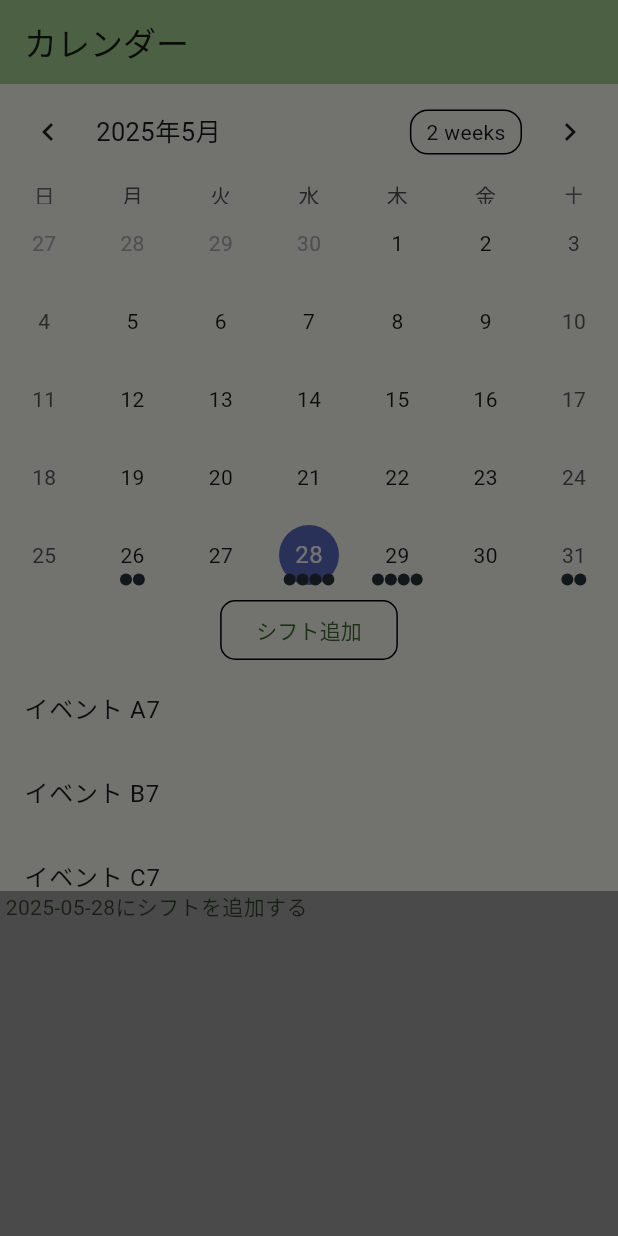
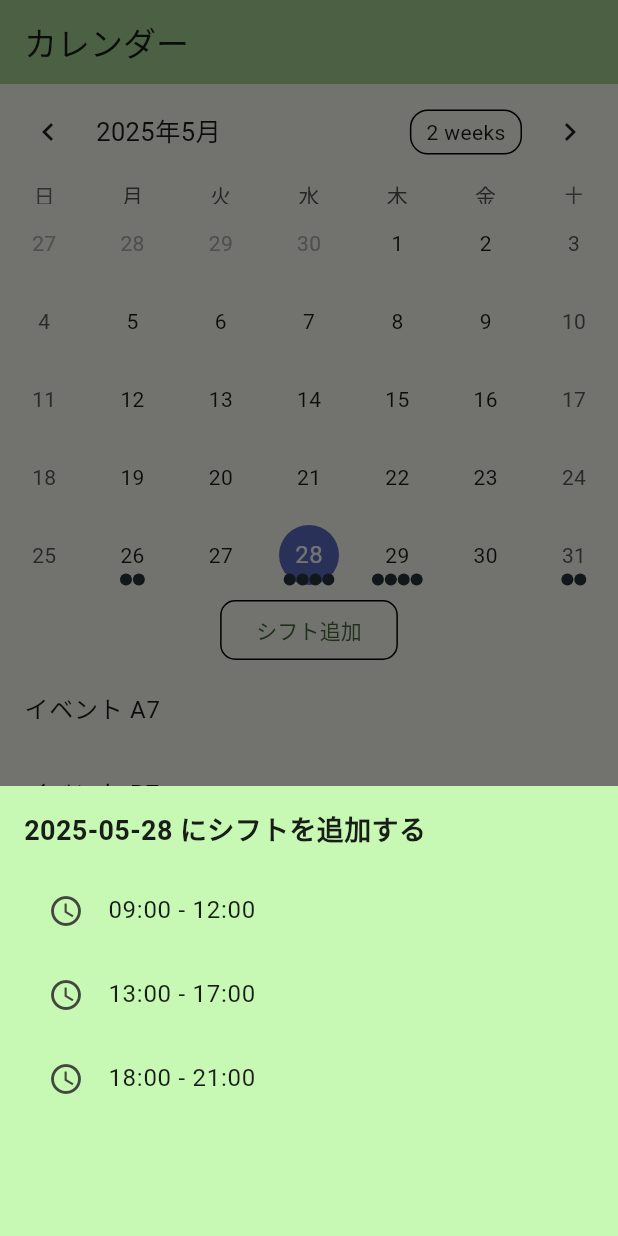
Before and after one commit to KotaWata223/flutter_application, a Flutter app: the HomePage screen opened directly, after a tap on "シフト追加", on a phone screen of 412 x 824 dp. Run offline on Flutter 3.47's test engine with Material 3 defaults, Android fonts, the phone set to English and light mode, and no system bars; drawn by our look-alikes of table_calendar; our stand-ins replace firebase_auth, firebase_core; accounts and stored records are empty.

Commit message:
モーダルにリスト形式でシフトの時間を表示できるように

```diff
--- a/lib/src/screens/HomePage.dart
+++ b/lib/src/screens/HomePage.dart
@@ -145,15 +145,43 @@ class _RenderFloatingActionButton extends StatelessWidget {
 
 class _BottomSheet extends StatelessWidget {
   final DateTime selectedDay;
+
   const _BottomSheet({Key? key, required this.selectedDay}) : super(key: key);
+
   @override
   Widget build(BuildContext context) {
+    // サンプルデータ（ここは将来的に入力や保存データに置き換える）
+    final sampleShiftList = [
+      '09:00 - 12:00',
+      '13:00 - 17:00',
+      '18:00 - 21:00',
+    ];
+
     return Container(
-      height: 230.0,
-      width: 700, //高さ
-      color: const Color.fromARGB(255, 74, 74, 74), //色
-      child: Text(
-          ' ${selectedDay.toLocal().toString().split(' ')[0]}にシフトを追加する'), // ここで表示
+      height: 300.0,
+      color: const Color.fromARGB(255, 199, 249, 180),
+      padding: const EdgeInsets.all(16.0),
+      child: Column(
+        crossAxisAlignment: CrossAxisAlignment.start,
+        children: [
+          Text(
+            '${selectedDay.toLocal().toString().split(' ')[0]} にシフトを追加する',
+            style: const TextStyle(fontSize: 18, fontWeight: FontWeight.bold),
+          ),
+          const SizedBox(height: 12),
+          Expanded(
+            child: ListView.builder(
+              itemCount: sampleShiftList.length,
+              itemBuilder: (context, index) {
+                return ListTile(
+                  title: Text(sampleShiftList[index]),
+                  leading: const Icon(Icons.schedule),
+                );
+              },
+            ),
+          ),
+        ],
+      ),
     );
   }
 }
```
